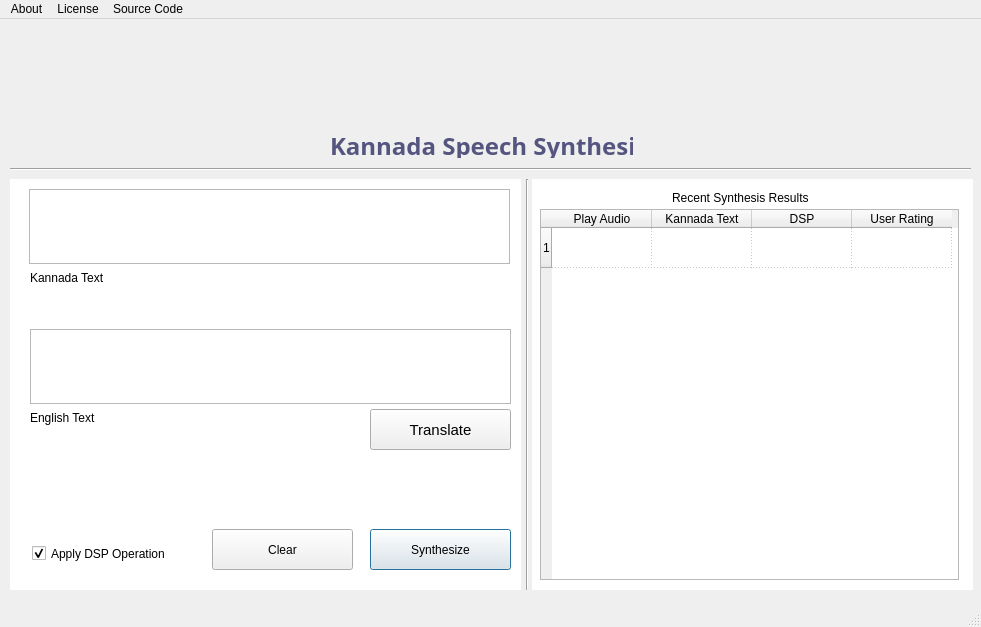
Old version of the form App/Application.ui in the repository srinivasnm471/KanSynGUI-1.
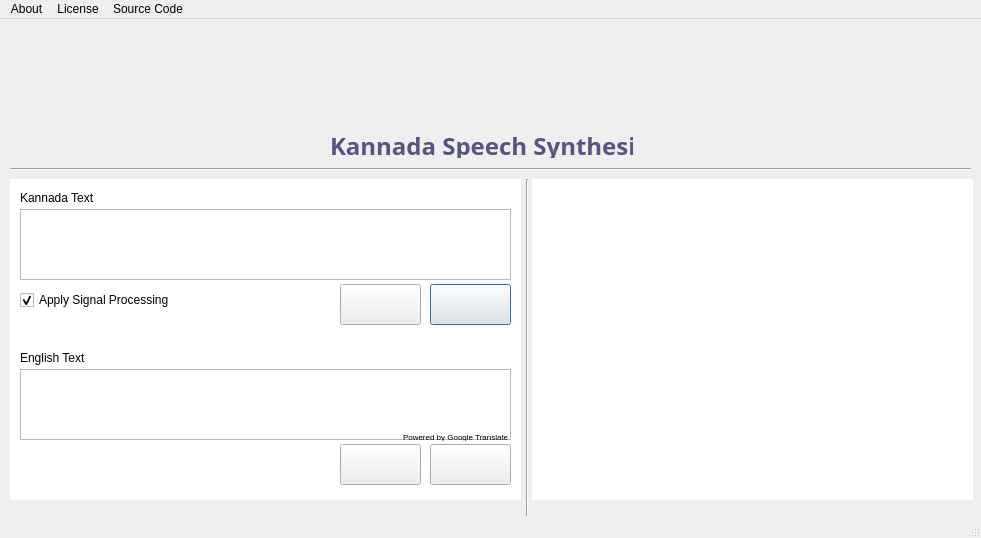
New version of the form. Icons and pictures are not drawn.

Diff of the .ui file:
```diff
--- a/App/Application.ui
+++ b/App/Application.ui
@@ -7,7 +7,7 @@
     <x>0</x>
     <y>0</y>
     <width>981</width>
-    <height>627</height>
+    <height>538</height>
    </rect>
   </property>
   <property name="sizePolicy">
@@ -42,7 +42,7 @@
      </rect>
     </property>
     <property name="text">
-     <string>&lt;html&gt;&lt;head/&gt;&lt;body&gt;&lt;p&gt;&lt;img src=&quot;:/RIT_logo/img/rit_logo.png&quot; height=&quot;125&quot; width=&quot;250&quot;/&gt;&lt;/p&gt;&lt;/body&gt;&lt;/html&gt;</string>
+     <string>&lt;html&gt;&lt;head/&gt;&lt;body&gt;&lt;p&gt;&lt;img src=&quot;:/img/img/rit_logo.png&quot; height=&quot;125&quot; width=&quot;250&quot;/&gt;&lt;/p&gt;&lt;/body&gt;&lt;/html&gt;</string>
     </property>
    </widget>
    <widget class="QLabel" name="project_title">
@@ -66,34 +66,50 @@
    <widget class="QCheckBox" name="dsp">
     <property name="geometry">
      <rect>
-      <x>32</x>
-      <y>514</y>
-      <width>168</width>
-      <height>41</height>
+      <x>20</x>
+      <y>270</y>
+      <width>189</width>
+      <height>22</height>
      </rect>
     </property>
     <property name="text">
-     <string>Apply DSP Operation</string>
+     <string>Apply Signal Processing</string>
     </property>
     <property name="checked">
      <bool>true</bool>
     </property>
    </widget>
-   <widget class="QPushButton" name="reset_button">
+   <widget class="QPushButton" name="reset_button_2">
     <property name="enabled">
      <bool>true</bool>
     </property>
     <property name="geometry">
      <rect>
-      <x>212</x>
-      <y>510</y>
-      <width>141</width>
+      <x>340</x>
+      <y>425</y>
+      <width>81</width>
       <height>41</height>
      </rect>
     </property>
-    <property name="text">
+    <property name="toolTip">
      <string>Clear</string>
     </property>
+    <property name="whatsThis">
+     <string/>
+    </property>
+    <property name="text">
+     <string/>
+    </property>
+    <property name="icon">
+     <iconset resource="AppResources.qrc">
+      <normaloff>:/img/img/clear_button.png</normaloff>:/img/img/clear_button.png</iconset>
+    </property>
+    <property name="iconSize">
+     <size>
+      <width>25</width>
+      <height>25</height>
+     </size>
+    </property>
     <property name="default">
      <bool>false</bool>
     </property>
@@ -107,7 +123,7 @@
       <x>532</x>
       <y>160</y>
       <width>441</width>
-      <height>411</height>
+      <height>321</height>
      </rect>
     </property>
     <property name="mouseTracking">
@@ -120,39 +136,42 @@
    <widget class="QPushButton" name="syn_button">
     <property name="geometry">
      <rect>
-      <x>370</x>
-      <y>510</y>
-      <width>141</width>
+      <x>430</x>
+      <y>265</y>
+      <width>81</width>
       <height>41</height>
      </rect>
     </property>
-    <property name="text">
+    <property name="toolTip">
      <string>Synthesize</string>
     </property>
+    <property name="whatsThis">
+     <string/>
+    </property>
+    <property name="text">
+     <string/>
+    </property>
+    <property name="icon">
+     <iconset resource="AppResources.qrc">
+      <normaloff>:/img/img/syn_button.png</normaloff>:/img/img/syn_button.png</iconset>
+    </property>
+    <property name="iconSize">
+     <size>
+      <width>35</width>
+      <height>35</height>
+     </size>
+    </property>
     <property name="default">
      <bool>true</bool>
     </property>
    </widget>
-   <widget class="QLabel" name="label_6">
-    <property name="geometry">
-     <rect>
-      <x>672</x>
-      <y>170</y>
-      <width>172</width>
-      <height>17</height>
-     </rect>
-    </property>
-    <property name="text">
-     <string>Recent Synthesis Results</string>
-    </property>
-   </widget>
    <widget class="QTextEdit" name="kan_input">
     <property name="geometry">
      <rect>
-      <x>29</x>
-      <y>170</y>
-      <width>481</width>
-      <height>75</height>
+      <x>20</x>
+      <y>190</y>
+      <width>491</width>
+      <height>71</height>
      </rect>
     </property>
     <property name="frameShadow">
@@ -165,7 +184,7 @@
       <x>10</x>
       <y>160</y>
       <width>511</width>
-      <height>411</height>
+      <height>321</height>
      </rect>
     </property>
     <property name="frameShape">
@@ -175,98 +194,11 @@
      <enum>QFrame::Sunken</enum>
     </property>
    </widget>
-   <widget class="QTableWidget" name="recent_table">
-    <property name="geometry">
-     <rect>
-      <x>540</x>
-      <y>190</y>
-      <width>419</width>
-      <height>371</height>
-     </rect>
-    </property>
-    <property name="sizePolicy">
-     <sizepolicy hsizetype="Maximum" vsizetype="Maximum">
-      <horstretch>0</horstretch>
-      <verstretch>0</verstretch>
-     </sizepolicy>
-    </property>
-    <property name="contextMenuPolicy">
-     <enum>Qt::DefaultContextMenu</enum>
-    </property>
-    <property name="editTriggers">
-     <set>QAbstractItemView::NoEditTriggers</set>
-    </property>
-    <property name="gridStyle">
-     <enum>Qt::DotLine</enum>
-    </property>
-    <property name="sortingEnabled">
-     <bool>false</bool>
-    </property>
-    <attribute name="horizontalHeaderVisible">
-     <bool>true</bool>
-    </attribute>
-    <attribute name="horizontalHeaderHighlightSections">
-     <bool>false</bool>
-    </attribute>
-    <attribute name="verticalHeaderDefaultSectionSize">
-     <number>40</number>
-    </attribute>
-    <row>
-     <property name="text">
-      <string>1</string>
-     </property>
-    </row>
-    <column>
-     <property name="text">
-      <string>Play Audio</string>
-     </property>
-     <property name="textAlignment">
-      <set>AlignHCenter|AlignVCenter|AlignCenter</set>
-     </property>
-    </column>
-    <column>
-     <property name="text">
-      <string>Kannada Text</string>
-     </property>
-     <property name="textAlignment">
-      <set>AlignHCenter|AlignVCenter|AlignCenter</set>
-     </property>
-    </column>
-    <column>
-     <property name="text">
-      <string>DSP</string>
-     </property>
-     <property name="textAlignment">
-      <set>AlignHCenter|AlignVCenter|AlignCenter</set>
-     </property>
-    </column>
-    <column>
-     <property name="text">
-      <string>User Rating</string>
-     </property>
-     <property name="textAlignment">
-      <set>AlignHCenter|AlignVCenter|AlignCenter</set>
-     </property>
-    </column>
-    <item row="0" column="0">
-     <property name="text">
-      <string/>
-     </property>
-    </item>
-    <item row="0" column="3">
-     <property name="text">
-      <string/>
-     </property>
-     <property name="flags">
-      <set>ItemIsSelectable|ItemIsEditable|ItemIsDragEnabled|ItemIsUserCheckable|ItemIsEnabled</set>
-     </property>
-    </item>
-   </widget>
    <widget class="QLabel" name="label_7">
     <property name="geometry">
      <rect>
-      <x>30</x>
-      <y>250</y>
+      <x>20</x>
+      <y>170</y>
       <width>93</width>
       <height>17</height>
      </rect>
@@ -304,10 +236,10 @@
    <widget class="QTextEdit" name="en_input">
     <property name="geometry">
      <rect>
-      <x>30</x>
-      <y>310</y>
-      <width>481</width>
-      <height>75</height>
+      <x>20</x>
+      <y>350</y>
+      <width>491</width>
+      <height>71</height>
      </rect>
     </property>
     <property name="frameShadow">
@@ -317,8 +249,8 @@
    <widget class="QLabel" name="label_8">
     <property name="geometry">
      <rect>
-      <x>30</x>
-      <y>390</y>
+      <x>20</x>
+      <y>330</y>
       <width>93</width>
       <height>17</height>
      </rect>
@@ -330,9 +262,9 @@
    <widget class="QPushButton" name="translate_button">
     <property name="geometry">
      <rect>
-      <x>370</x>
-      <y>390</y>
-      <width>141</width>
+      <x>430</x>
+      <y>425</y>
+      <width>81</width>
       <height>41</height>
      </rect>
     </property>
@@ -341,8 +273,79 @@
       <pointsize>11</pointsize>
      </font>
     </property>
+    <property name="toolTip">
+     <string>Translate (en-kn)</string>
+    </property>
     <property name="text">
-     <string>Translate</string>
+     <string/>
+    </property>
+    <property name="icon">
+     <iconset resource="AppResources.qrc">
+      <normaloff>:/img/img/translate_button.png</normaloff>:/img/img/translate_button.png</iconset>
+    </property>
+    <property name="iconSize">
+     <size>
+      <width>25</width>
+      <height>25</height>
+     </size>
+    </property>
+   </widget>
+   <widget class="QLabel" name="label">
+    <property name="geometry">
+     <rect>
+      <x>403</x>
+      <y>413</y>
+      <width>107</width>
+      <height>9</height>
+     </rect>
+    </property>
+    <property name="font">
+     <font>
+      <pointsize>6</pointsize>
+      <italic>false</italic>
+      <underline>false</underline>
+     </font>
+    </property>
+    <property name="text">
+     <string>Powered by Google Translate</string>
+    </property>
+   </widget>
+   <widget class="QPushButton" name="reset_button_1">
+    <property name="enabled">
+     <bool>true</bool>
+    </property>
+    <property name="geometry">
+     <rect>
+      <x>340</x>
+      <y>265</y>
+      <width>81</width>
+      <height>41</height>
+     </rect>
+    </property>
+    <property name="toolTip">
+     <string>Clear</string>
+    </property>
+    <property name="whatsThis">
+     <string/>
+    </property>
+    <property name="text">
+     <string/>
+    </property>
+    <property name="icon">
+     <iconset resource="AppResources.qrc">
+      <normaloff>:/img/img/clear_button.png</normaloff>:/img/img/clear_button.png</iconset>
+    </property>
+    <property name="iconSize">
+     <size>
+      <width>25</width>
+      <height>25</height>
+     </size>
+    </property>
+    <property name="default">
+     <bool>false</bool>
+    </property>
+    <property name="flat">
+     <bool>false</bool>
     </property>
    </widget>
    <zorder>columnView_2</zorder>
@@ -350,17 +353,17 @@
    <zorder>rit_logo</zorder>
    <zorder>project_title</zorder>
    <zorder>dsp</zorder>
-   <zorder>reset_button</zorder>
+   <zorder>reset_button_2</zorder>
    <zorder>syn_button</zorder>
-   <zorder>label_6</zorder>
    <zorder>kan_input</zorder>
-   <zorder>recent_table</zorder>
    <zorder>label_7</zorder>
    <zorder>line</zorder>
    <zorder>line_2</zorder>
    <zorder>en_input</zorder>
    <zorder>label_8</zorder>
    <zorder>translate_button</zorder>
+   <zorder>label</zorder>
+   <zorder>reset_button_1</zorder>
   </widget>
   <widget class="QMenuBar" name="menubar">
    <property name="geometry">
```
